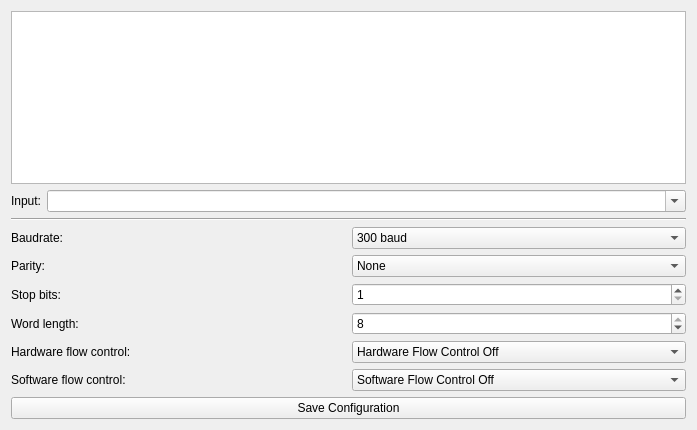
Before: the Qt Designer form src/brickv/plugin_system/plugins/rs232/ui/rs232.ui in Tinkerforge/brickv, drawn with Qt 5.
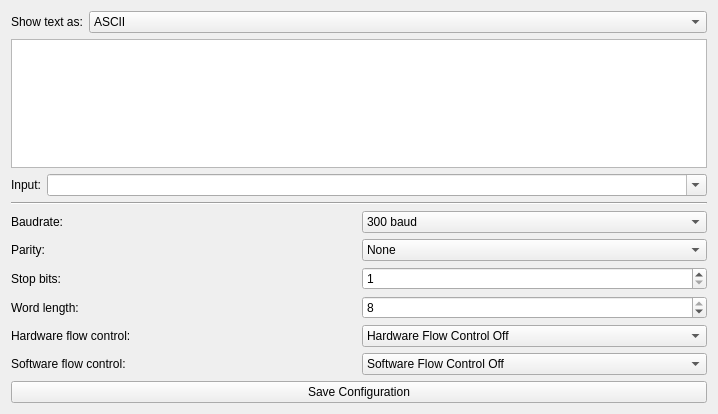
After: the same form once the commit is applied.

Commit message: Use callback and add hex viewer in RS232 plugin

What changed in the file:
```diff
--- a/src/brickv/plugin_system/plugins/rs232/ui/rs232.ui
+++ b/src/brickv/plugin_system/plugins/rs232/ui/rs232.ui
@@ -6,14 +6,45 @@
    <rect>
     <x>0</x>
     <y>0</y>
-    <width>693</width>
-    <height>430</height>
+    <width>718</width>
+    <height>414</height>
    </rect>
   </property>
   <property name="windowTitle">
    <string>Form</string>
   </property>
   <layout class="QVBoxLayout" name="verticalLayout">
+   <item>
+    <layout class="QHBoxLayout" name="horizontalLayout_2">
+     <item>
+      <widget class="QLabel" name="label_8">
+       <property name="text">
+        <string>Show text as:</string>
+       </property>
+      </widget>
+     </item>
+     <item>
+      <widget class="QComboBox" name="text_type_combobox">
+       <property name="sizePolicy">
+        <sizepolicy hsizetype="Expanding" vsizetype="Fixed">
+         <horstretch>0</horstretch>
+         <verstretch>0</verstretch>
+        </sizepolicy>
+       </property>
+       <item>
+        <property name="text">
+         <string>ASCII</string>
+        </property>
+       </item>
+       <item>
+        <property name="text">
+         <string>Binary</string>
+        </property>
+       </item>
+      </widget>
+     </item>
+    </layout>
+   </item>
    <item>
     <widget class="QPlainTextEdit" name="text">
      <property name="minimumSize">
```
Left out of the diff: 3 changed lines with no effect on the pictures. The commit also changes 2 other files.
